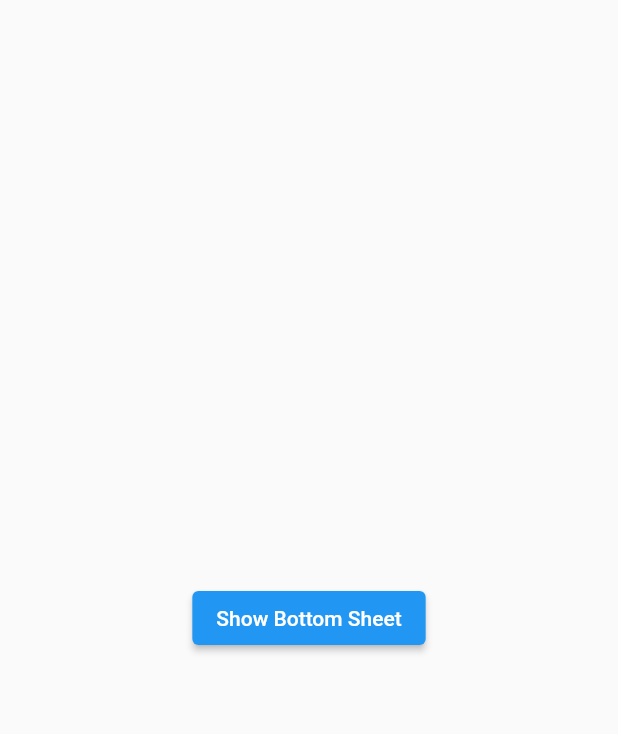
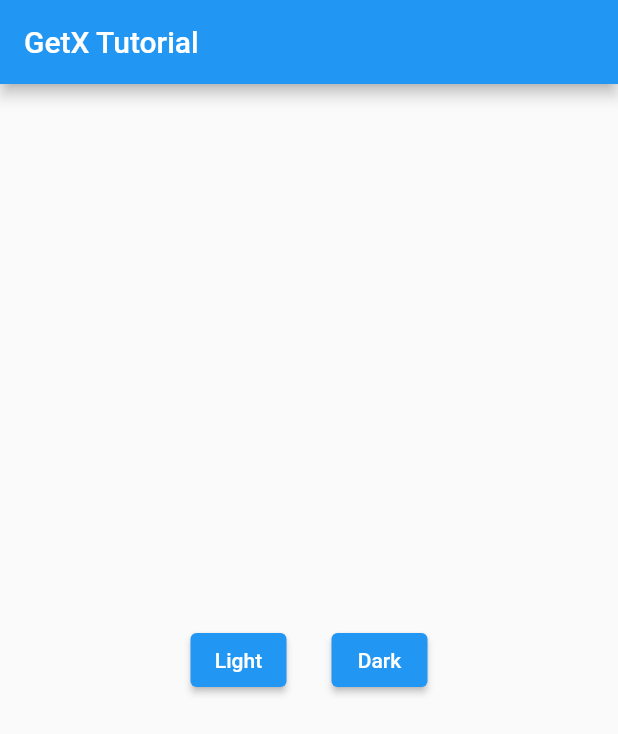
Before and after one commit to rafipsv/Flutter-GetX-Examples, a Flutter app: the screen it shows after launch, on a phone screen of 412 x 824 dp. Shown: the top 734 px of the screen. Run offline on Flutter 3.47's test engine with Material 2 defaults, Android fonts, the phone set to English and light mode, and no system bars; our stand-ins replace get.

Commit message:
GetX theme Changes Completed

```diff
--- a/lib/HomeScreen.dart
+++ b/lib/HomeScreen.dart
@@ -9,24 +9,27 @@ class HomeScreen extends StatelessWidget {
   @override
   Widget build(BuildContext context) {
     return Scaffold(
+      appBar: AppBar(
+        title: const Text("GetX Tutorial"),
+      ),
       body: Center(
-        child: ElevatedButton(
-          child: const Text("Show Bottom Sheet"),
-          onPressed: () {
-            Get.bottomSheet(
-              Container(
-                color: Colors.white,
-                child: const Center(
-                  child: Text(
-                    "Bottom Sheet",
-                    style: TextStyle(
-                      fontSize: 30,
-                    ),
-                  ),
-                ),
-              ),
-            );
-          },
+        child: Row(
+          mainAxisAlignment: MainAxisAlignment.center,
+          children: [
+            ElevatedButton(
+              onPressed: () {
+                Get.changeTheme(ThemeData.light());
+              },
+              child: const Text("Light"),
+            ),
+            const SizedBox(width: 30),
+            ElevatedButton(
+              onPressed: () {
+                Get.changeTheme(ThemeData.dark());
+              },
+              child: const Text("Dark"),
+            ),
+          ],
         ),
       ),
     );
```
